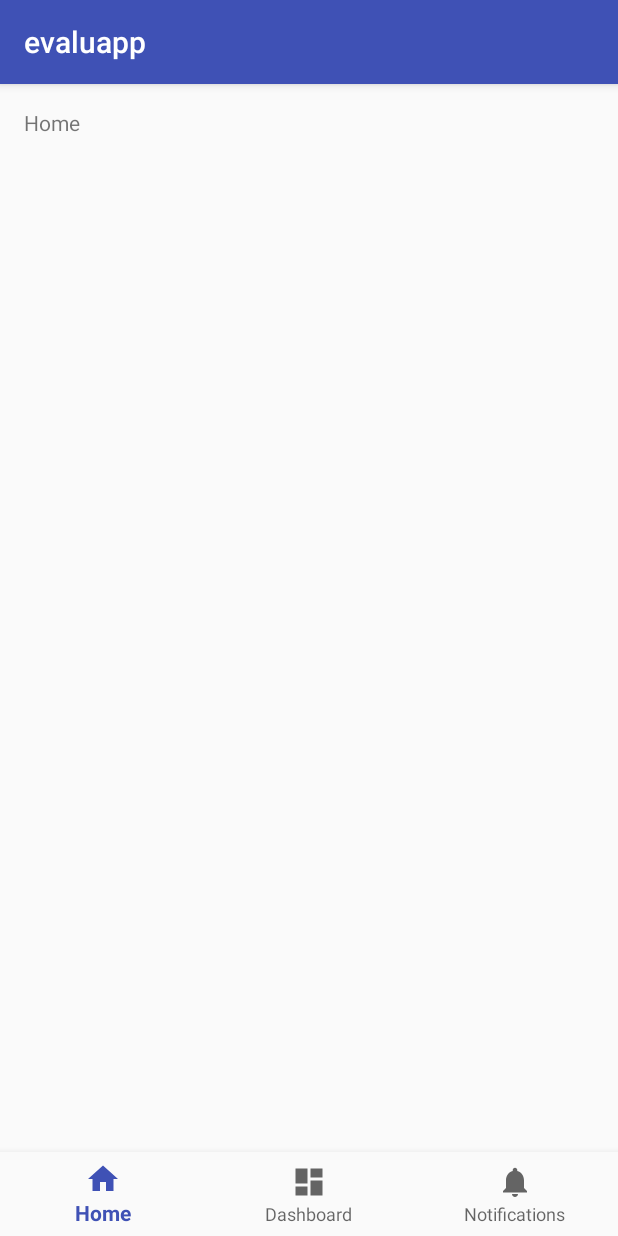
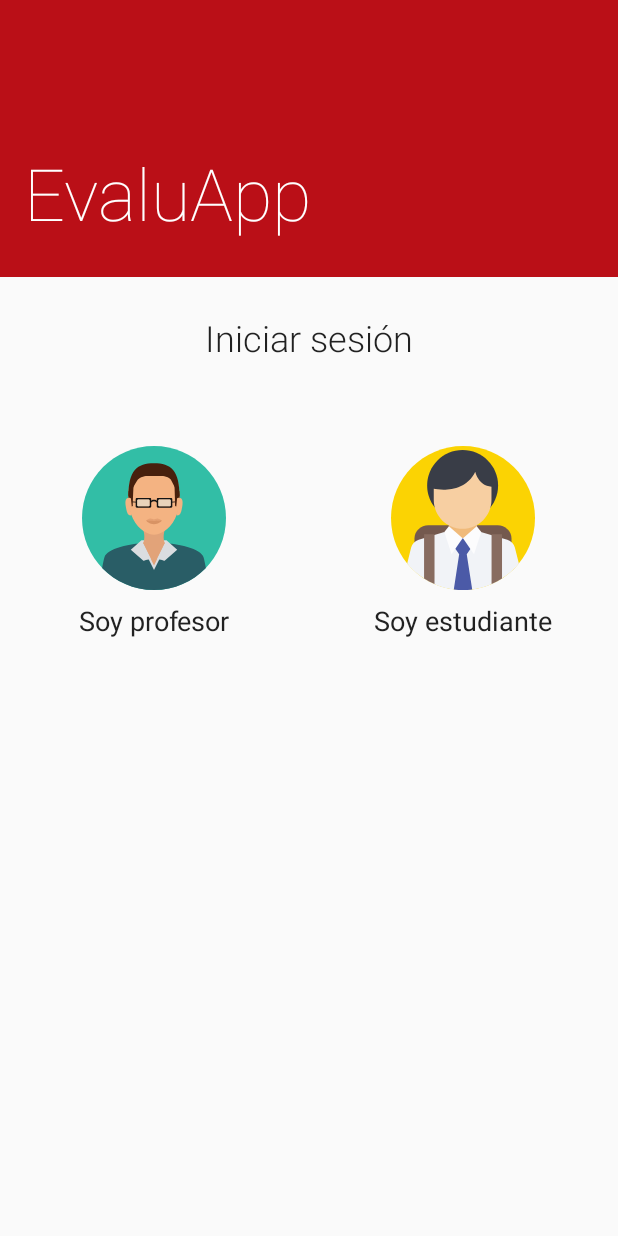
Before and after one commit to juanpmarin/evaluapp, an Android app: the screen it shows after launch (MainActivity before the commit, LoginActivity after it), on a phone screen of 412 x 824 dp. Run offline under Robolectric (Android 15) with nearby library versions, the phone set to English and light mode, and no system bars.

Commit message:
feat(login): add login activity

```diff
--- a/app/build.gradle
+++ b/app/build.gradle
@@ -4,12 +4,12 @@ android {
     compileSdkVersion 27
     defaultConfig {
         applicationId "io.gitlab.innom.evaluapp"
-        minSdkVersion 15
+        minSdkVersion 16
         targetSdkVersion 27
         versionCode 1
         versionName "1.0"
         testInstrumentationRunner "android.support.test.runner.AndroidJUnitRunner"
-        vectorDrawables.useSupportLibrary= true
+        vectorDrawables.useSupportLibrary = true
     }
     buildTypes {
         release {
@@ -31,3 +31,5 @@ dependencies {
     androidTestImplementation 'com.android.support.test:runner:1.0.1'
     androidTestImplementation 'com.android.support.test.espresso:espresso-core:3.0.1'
 }
+
+apply plugin: 'com.google.gms.google-services'
--- a/app/src/main/AndroidManifest.xml
+++ b/app/src/main/AndroidManifest.xml
@@ -12,6 +12,11 @@
         <activity
             android:name=".MainActivity"
             android:label="@string/app_name">
+        </activity>
+        <activity
+            android:name=".LoginActivity"
+            android:label="@string/title_activity_login"
+            android:theme="@style/AppTheme.NoActionBar">
             <intent-filter>
                 <action android:name="android.intent.action.MAIN" />
 
--- /dev/null
+++ b/app/src/main/res/drawable/ic_student_36dp.xml
@@ -0,0 +1,47 @@
+<?xml version="1.0" encoding="utf-8"?>
+<vector xmlns:android="http://schemas.android.com/apk/res/android"
+    android:width="24dp"
+    android:height="24dp"
+    android:viewportHeight="509.287"
+    android:viewportWidth="509.287">
+
+    <path
+        android:fillColor="#FBD303"
+        android:pathData="M 254.644 0 C 395.279997836 0 509.288 114.008002164 509.288 254.644 C 509.288 395.279997836 395.279997836 509.288 254.644 509.288 C 114.008002164 509.288 0 395.279997836 0 254.644 C 0 114.008002164 114.008002164 0 254.644 0 Z" />
+    <path
+        android:fillColor="#74594E"
+        android:pathData="M426.215,354.331v-27.126c0-25.77-22.04-46.792-49.166-46.792H132.238
+c-27.126,0-49.166,21.022-49.166,46.792v27.126H426.215z" />
+    <path
+        android:fillColor="#F0BA7A"
+        android:pathData="M304.487,322.119c-22.379,37.976-77.648,37.976-100.026,0c0-21.701,0-43.74,0-65.441
+c33.229,0,66.797,0,100.026,0C304.487,278.379,304.487,300.419,304.487,322.119z" />
+    <path
+        android:fillColor="#F1F3F7"
+        android:pathData="M438.082,359.417c-3.052-12.885-13.224-23.057-26.787-27.465l-93.584-28.143l-23.057,21.362
+l-80.36,0.339l-25.77-21.701l-90.532,28.143c-13.563,4.408-23.396,14.919-26.787,27.465l-13.902,55.947
+c46.453,57.303,117.658,93.923,197.34,93.923s150.887-36.62,197.679-93.923L438.082,359.417z" />
+    <path
+        android:fillColor="#393D47"
+        android:pathData="M 253.287 13.902 C 322.57498786 13.902 378.744 70.0710121405 378.744 139.359 C 378.744 208.64698786 322.57498786 264.816 253.287 264.816 C 183.99901214 264.816 127.83 208.64698786 127.83 139.359 C 127.83 70.0710121405 183.99901214 13.902 253.287 13.902 Z" />
+    <path
+        android:fillColor="#F7CFA2"
+        android:pathData="M298.045,91.211c-35.603,74.257-121.049,65.102-146.819,60.355v38.993
+c0,56.286,45.775,102.061,102.061,102.061s102.061-45.775,102.061-102.061v-46.453C308.217,140.376,298.045,91.211,298.045,91.211z" />
+    <path
+        android:fillColor="#886C60"
+        android:pathData="M116.98,468.599c11.528,7.46,24.074,14.241,36.959,19.666V311.947H116.98V468.599z" />
+    <path
+        android:fillColor="#886C60"
+        android:pathData="M355.687,488.265c12.885-5.425,25.091-12.207,36.959-19.666V311.947h-36.959V488.265z" />
+    <path
+        android:fillColor="#4B5AA7"
+        android:pathData="M263.46,325.849h-17.971l-24.074,28.821l19.666,28.482l-18.988,124.101
+c10.511,1.356,21.362,2.034,32.551,2.034s22.04-0.678,32.551-2.034l-19.327-124.101l19.666-28.482L263.46,325.849z" />
+    <path
+        android:fillColor="#FCFCFD"
+        android:pathData="M 204.8 284.143 L 253.287 325.849 L 214.294 383.152 L 188.524 303.809 Z" />
+    <path
+        android:fillColor="#FCFCFD"
+        android:pathData="M 303.131 284.143 L 254.644 325.849 L 293.637 383.152 L 319.407 303.809 Z" />
+</vector>
--- /dev/null
+++ b/app/src/main/res/drawable/ic_teacher_36dp.xml
@@ -0,0 +1,107 @@
+<?xml version="1.0" encoding="utf-8"?>
+<vector xmlns:android="http://schemas.android.com/apk/res/android"
+    android:width="36dp"
+    android:height="36dp"
+    android:viewportHeight="496.2"
+    android:viewportWidth="496.2">
+
+    <path
+        android:fillColor="#32BEA6"
+        android:pathData="M496.2,248.1C496.2,111.1,385.1,0,248.1,0S0,111.1,0,248.1s111.1,248.1,248.1,248.1
+S496.2,385.1,496.2,248.1z" />
+    <path
+        android:fillColor="#295D66"
+        android:pathData="M248.1,496.2c70.2,0,133.6-29.2,178.7-76c-2.8-15.1-5.6-28.9-8.3-37.4
+c-8.5-27.3-81.2-49.3-170.8-49.3s-161.5,22-170,49.3c-2.6,8.5-5.5,22.2-8.3,37.4C114.5,467,177.9,496.2,248.1,496.2z" />
+    <path
+        android:fillColor="#DADDE0"
+        android:pathData="M293.9,336.2c-14.5-1.8-30-2.7-46.1-2.7c-15.9,0-31.2,0.9-45.5,2.7l45.8,91L293.9,336.2z" />
+    <path
+        android:fillColor="#DEE0E2"
+        android:pathData="M 205.1 324.9 H 291.1 V 349.9 H 205.1 V 324.9 Z" />
+    <path
+        android:fillColor="#E2A379"
+        android:pathData="M248.1,412.1l-37.8-76.8c0,0,9.2-12.4,37.4-12.4s38.1,12.5,38.1,12.5L248.1,412.1z" />
+    <path
+        android:fillColor="#DADDE0"
+        android:pathData="M168.1,357.2l37-32.3l32,63.9c0,0-25.2,7.1-25.5,6.8L168.1,357.2z" />
+    <path
+        android:fillColor="#DADDE0"
+        android:pathData="M328.1,357.2l-37-32.3l-32,63.9c0,0,25.2,7.1,25.5,6.8L328.1,357.2z" />
+    <path
+        android:fillColor="#E2A379"
+        android:pathData="M287,282.1h-77.8c12.1,36.6,1,53.3,1,53.3s16.9,6.1,37.9,6.1s37.9-6.1,37.9-6.1
+S274.9,318.7,287,282.1z" />
+    <path
+        android:fillColor="#F4B382"
+        android:pathData="M336.4,175.2c0-92.4-39.5-113.6-88.3-113.6c-48.7,0-88.3,21.2-88.3,113.6c0,31.3,6.2,55.8,15.5,74.7
+c20.4,41.6,55.7,56.1,72.8,56.1s52.4-14.5,72.8-56.1C330.2,231,336.4,206.5,336.4,175.2z" />
+    <path
+        android:fillColor="#47200D"
+        android:pathData="M336.4,175.2c0-92.4-30.3-116.1-88.3-116.1s-88.3,23.7-88.3,116.1c0,0,16.3-34.1,28.3-53.1
+s38-18.3,38-18.3h49c0,0,27,0.3,34.5,18.3L336.4,175.2z" />
+    <path
+        android:fillColor="#191919"
+        android:pathData="M247.6,292.9h0.5C247.9,292.9,247.8,292.9,247.6,292.9L247.6,292.9z" />
+    <path
+        android:fillColor="#191919"
+        android:pathData="M248.6,292.9L248.6,292.9c-0.2,0-0.3,0-0.5,0H248.6z" />
+    <path
+        android:fillColor="#F4B382"
+        android:pathData="M170.4,238.7c-8.4,1.4-14.4,0.1-19.1-27.7s1.7-31.5,10.1-32.9L170.4,238.7z" />
+    <path
+        android:fillColor="#F4B382"
+        android:pathData="M325.9,238.7c8.4,1.4,14.3,0.1,19.1-27.7c4.8-27.8-1.7-31.5-10.1-32.9L325.9,238.7z" />
+    <path
+        android:fillColor="#141414"
+        android:pathData="M 186.6 194.6 L 172.6 193.9 L 173.2 191 L 187.1 191.7 Z" />
+    <path
+        android:fillColor="#141414"
+        android:pathData="M 309.3 194.6 L 308.7 191.7 L 322.6 191 L 323.2 193.9 Z" />
+    <path
+        android:fillColor="#141414"
+        android:pathData="M234.7,179.4h-45.9c-2.1,0-3.8,1.7-3.8,3.8v25.6c0,2.1,1.7,3.8,3.8,3.8h45.9c2.1,0,3.8-1.7,3.8-3.8
+v-25.7C238.5,181.1,236.8,179.4,234.7,179.4z
+M232.8,204.6c0,1.7-1.3,3-3,3h-36.3c-1.7,0-3-1.3-3-3v-17c0-1.7,1.3-3,3-3h36.3
+c1.7,0,3,1.3,3,3V204.6z" />
+    <path
+        android:fillColor="#141414"
+        android:pathData="M307.4,179.4h-45.9c-2.1,0-3.8,1.7-3.8,3.8v25.6c0,2.1,1.7,3.8,3.8,3.8h45.9c2.1,0,3.8-1.7,3.8-3.8
+v-25.7C311.2,181.1,309.5,179.4,307.4,179.4z
+M305.6,204.6c0,1.7-1.3,3-3,3h-36.3c-1.7,0-3-1.3-3-3v-17c0-1.7,1.3-3,3-3h36.3
+c1.7,0,3,1.3,3,3V204.6z" />
+    <path
+        android:fillColor="#141414"
+        android:pathData="M248,185.6c-11.2,0-12.3,6.9-12,10.4c-0.2,2.9,0.5,1.8,0.5,1.8c2.1-4.4,6.7-7.3,11.6-7.3
+c4.9,0,9.4,2.9,11.6,7.3c0,0,0.7,1.1,0.5-1.8C260.3,192.5,259.2,185.6,248,185.6z" />
+    <path
+        android:fillColor="#E8D3BB"
+        android:pathData="M305.6,204.6c0,1.7-1.3,3-3,3h-36.3c-1.7,0-3-1.3-3-3v-17c0-1.7,1.3-3,3-3h36.3c1.7,0,3,1.3,3,3
+V204.6z" />
+    <path
+        android:fillColor="#E8D3BB"
+        android:pathData="M232.8,204.6c0,1.7-1.3,3-3,3h-36.3c-1.7,0-3-1.3-3-3v-17c0-1.7,1.3-3,3-3h36.3c1.7,0,3,1.3,3,3
+V204.6z" />
+    <path
+        android:fillColor="#E5A173"
+        android:pathData="M274.8,257c0,2.6-11.9,9.5-26.7,9.5s-26.7-7-26.7-9.5c0-1.6,8.5-6.1,14.1-6.9
+c3.6-0.5,12.5,2.9,12.5,2.9s8.8-3.4,12.4-2.9C266.2,250.9,274.8,257,274.8,257z" />
+    <path
+        android:fillColor="#D89364"
+        android:pathData="M274.8,257c0,2.6-11.9,12.4-26.7,12.4s-26.7-9.9-26.7-12.4c0,0,10.9,1.3,26.7,1.3
+S274.8,257,274.8,257z" />
+    <path
+        android:fillColor="#47200D"
+        android:pathData="M168.6,180.9l2.8,27.6l3.9-1.9c-0.2-23,2.6-73.8,2.6-73.8l-17.3,22.7c-0.4,6.2-0.7,12.8-0.7,19.8
+c0,0.9,0,1.8,0,2.7C163.8,177.8,168.6,178.2,168.6,180.9z" />
+    <path
+        android:fillColor="#47200D"
+        android:pathData="M327.6,180.9l-2.8,27.6l-3.9-1.9c0.2-23-2.6-82.8-2.6-82.8l17.3,31.7c0.4,6.2,0.7,12.8,0.7,19.8
+c0,0.9,0,1.8,0,2.7C332.4,177.8,327.6,178.2,327.6,180.9z" />
+    <path
+        android:fillColor="#FFFFFF"
+        android:pathData="M311.5,337.4L311.5,337.4L311.5,337.4L311.5,337.4z" />
+    <path
+        android:fillColor="#FFFFFF"
+        android:pathData="M298.5,335.9L298.5,335.9L298.5,335.9z" />
+</vector>
--- /dev/null
+++ b/app/src/main/res/layout/activity_login.xml
@@ -0,0 +1,110 @@
+<android.support.constraint.ConstraintLayout xmlns:android="http://schemas.android.com/apk/res/android"
+    xmlns:app="http://schemas.android.com/apk/res-auto"
+    xmlns:tools="http://schemas.android.com/tools"
+    android:layout_width="match_parent"
+    android:layout_height="match_parent"
+    tools:context="io.gitlab.innom.evaluapp.LoginActivity">
+
+    <FrameLayout
+        android:id="@+id/header"
+        android:layout_width="match_parent"
+        android:layout_height="wrap_content"
+        android:background="@color/colorPrimary"
+        android:orientation="vertical"
+        android:paddingBottom="24dp"
+        android:paddingLeft="16dp"
+        android:paddingRight="16dp"
+        android:paddingTop="96dp"
+        app:layout_constraintEnd_toEndOf="parent"
+        app:layout_constraintStart_toStartOf="parent"
+        app:layout_constraintTop_toTopOf="parent">
+
+        <TextView
+            android:layout_width="match_parent"
+            android:layout_height="wrap_content"
+            android:fontFamily="sans-serif-thin"
+            android:text="@string/app_name"
+            android:textAppearance="@android:style/TextAppearance.Large.Inverse"
+            android:textSize="48sp" />
+    </FrameLayout>
+
+    <TextView
+        android:id="@+id/loginTitle"
+        android:layout_width="match_parent"
+        android:layout_height="wrap_content"
+        android:layout_marginTop="8dp"
+        android:fontFamily="sans-serif-light"
+        android:gravity="center"
+        android:padding="16dp"
+        android:text="@string/login"
+        android:textAppearance="@android:style/TextAppearance.Large"
+        android:textSize="24sp"
+        app:layout_constraintEnd_toEndOf="parent"
+        app:layout_constraintStart_toStartOf="parent"
+        app:layout_constraintTop_toBottomOf="@+id/header" />
+
+    <LinearLayout
+        android:id="@+id/teacherButton"
+        android:layout_width="0dp"
+        android:layout_height="wrap_content"
+        android:layout_marginTop="24dp"
+        android:clickable="true"
+        android:focusable="true"
+        android:foreground="?android:attr/selectableItemBackground"
+        android:gravity="center"
+        android:orientation="vertical"
+        android:padding="16dp"
+        app:layout_constraintEnd_toStartOf="@+id/studentButton"
+        app:layout_constraintStart_toStartOf="parent"
+        app:layout_constraintTop_toBottomOf="@id/loginTitle">
+
+        <ImageView
+            android:layout_width="96dp"
+            android:layout_height="96dp"
+            android:contentDescription="@string/im_teacher"
+            android:scaleType="fitCenter"
+            app:srcCompat="@drawable/ic_teacher_36dp" />
+
+        <TextView
+            android:layout_width="wrap_content"
+            android:layout_height="wrap_content"
+            android:layout_marginTop="8dp"
+            android:text="@string/im_teacher"
+            android:textAppearance="@android:style/TextAppearance.Medium"
+            app:layout_constraintBottom_toBottomOf="parent" />
+
+    </LinearLayout>
+
+    <LinearLayout
+        android:id="@+id/studentButton"
+        android:layout_width="0dp"
+        android:layout_height="wrap_content"
+        android:layout_marginTop="24dp"
+        android:clickable="true"
+        android:focusable="true"
+        android:foreground="?android:attr/selectableItemBackground"
+        android:gravity="center"
+        android:orientation="vertical"
+        android:padding="16dp"
+        app:layout_constraintEnd_toEndOf="parent"
+        app:layout_constraintStart_toEndOf="@id/teacherButton"
+        app:layout_constraintTop_toBottomOf="@id/loginTitle">
+
+        <ImageView
+            android:layout_width="96dp"
+            android:layout_height="96dp"
+            android:contentDescription="@string/im_student"
+            android:scaleType="fitCenter"
+            app:srcCompat="@drawable/ic_student_36dp" />
+
+        <TextView
+            android:layout_width="wrap_content"
+            android:layout_height="wrap_content"
+            android:layout_marginTop="8dp"
+            android:text="@string/im_student"
+            android:textAppearance="@android:style/TextAppearance.Medium"
+            app:layout_constraintBottom_toBottomOf="parent" />
+
+    </LinearLayout>
+
+</android.support.constraint.ConstraintLayout>
--- a/app/src/main/res/values/colors.xml
+++ b/app/src/main/res/values/colors.xml
@@ -1,6 +1,6 @@
 <?xml version="1.0" encoding="utf-8"?>
 <resources>
-    <color name="colorPrimary">#3F51B5</color>
-    <color name="colorPrimaryDark">#303F9F</color>
-    <color name="colorAccent">#FF4081</color>
+    <color name="colorPrimary">#BA0F17</color>
+    <color name="colorPrimaryDark">#940407</color>
+    <color name="colorAccent">#32BEA6</color>
 </resources>
--- a/app/src/main/res/values/dimens.xml
+++ b/app/src/main/res/values/dimens.xml
@@ -1,5 +1,5 @@
 <resources>
-    <!-- Default screen margins, per the Android Design guidelines. -->
     <dimen name="activity_horizontal_margin">16dp</dimen>
     <dimen name="activity_vertical_margin">16dp</dimen>
+    <dimen name="fab_margin">16dp</dimen>
 </resources>
--- a/app/src/main/res/values/strings.xml
+++ b/app/src/main/res/values/strings.xml
@@ -1,6 +1,24 @@
 <resources>
-    <string name="app_name">evaluapp</string>
+    <string name="app_name">EvaluApp</string>
     <string name="title_home">Home</string>
     <string name="title_dashboard">Dashboard</string>
     <string name="title_notifications">Notifications</string>
+    <string name="title_activity_login">Sign in</string>
+
+    <!-- Strings related to login -->
+    <string name="prompt_email">Email</string>
+    <string name="prompt_password">Password (optional)</string>
+    <string name="action_sign_in">Sign in or register</string>
+    <string name="action_sign_in_short">Sign in</string>
+    <string name="error_invalid_email">This email address is invalid</string>
+    <string name="error_invalid_password">This password is too short</string>
+    <string name="error_incorrect_password">This password is incorrect</string>
+    <string name="error_field_required">This field is required</string>
+    <string name="permission_rationale">"Contacts permissions are needed for providing email
+        completions."
+    </string>
+    <string name="title_activity_main2">Main2Activity</string>
+    <string name="login">Iniciar sesión</string>
+    <string name="im_teacher">Soy profesor</string>
+    <string name="im_student">Soy estudiante</string>
 </resources>
--- a/app/src/main/res/values/styles.xml
+++ b/app/src/main/res/values/styles.xml
@@ -8,4 +8,13 @@
         <item name="colorAccent">@color/colorAccent</item>
     </style>
 
+    <style name="AppTheme.NoActionBar">
+        <item name="windowActionBar">false</item>
+        <item name="windowNoTitle">true</item>
+    </style>
+
+    <style name="AppTheme.AppBarOverlay" parent="ThemeOverlay.AppCompat.Dark.ActionBar" />
+
+    <style name="AppTheme.PopupOverlay" parent="ThemeOverlay.AppCompat.Light" />
+
 </resources>
```
Also changed, not shown: app/src/main/java/io/gitlab/innom/evaluapp/LoginActivity.java (added, +267 -0 lines), build.gradle (+1 -6 lines), 1 other file.
